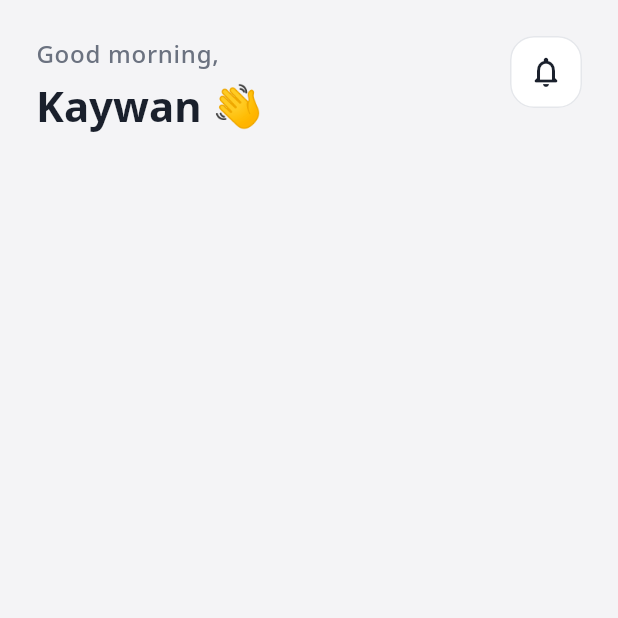
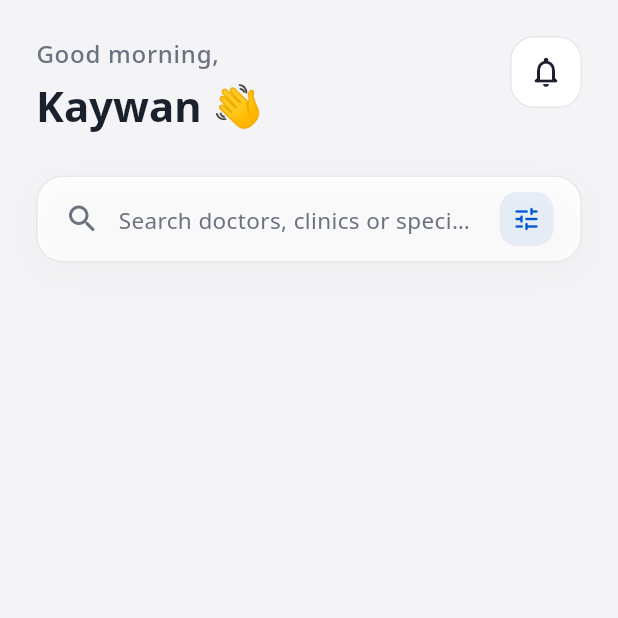
Before and after one commit to kaywansmustafa-web/Saxlem, a Flutter app: the HomePage screen opened directly, on a phone screen of 412 x 824 dp, the top half of it. Run offline on Flutter 3.47's test engine with Material 3 defaults, Android fonts, the phone set to English and light mode, and no system bars; our stand-ins replace google_fonts.

Commit message:
Add reusable dashboard search bar

```diff
--- a/mobile/lib/features/home/presentation/pages/home_page.dart
+++ b/mobile/lib/features/home/presentation/pages/home_page.dart
@@ -2,6 +2,7 @@ import 'package:flutter/material.dart';
 
 import '../../../../config/theme/app_colors.dart';
 import '../widgets/dashboard_header.dart';
+import '../widgets/dashboard_search_bar.dart';
 
 class HomePage extends StatelessWidget {
   const HomePage({super.key});
@@ -13,9 +14,19 @@ class HomePage extends StatelessWidget {
       body: SafeArea(
         child: Padding(
           padding: const EdgeInsets.fromLTRB(24, 24, 24, 32),
-          child: DashboardHeader(
-            userName: 'Kaywan',
-            onNotificationPressed: () {},
+          child: Column(
+            crossAxisAlignment: CrossAxisAlignment.start,
+            children: [
+              DashboardHeader(
+                userName: 'Kaywan',
+                onNotificationPressed: () {},
+              ),
+              const SizedBox(height: 28),
+              DashboardSearchBar(
+                onTap: () {},
+                onFilterPressed: () {},
+              ),
+            ],
           ),
         ),
       ),
--- /dev/null
+++ b/mobile/lib/features/home/presentation/widgets/dashboard_search_bar.dart
@@ -0,0 +1,82 @@
+import 'package:flutter/material.dart';
+
+import '../../../../config/theme/app_colors.dart';
+
+class DashboardSearchBar extends StatelessWidget {
+  const DashboardSearchBar({
+    this.onTap,
+    this.onFilterPressed,
+    super.key,
+  });
+
+  final VoidCallback? onTap;
+  final VoidCallback? onFilterPressed;
+
+  @override
+  Widget build(BuildContext context) {
+    return Material(
+      color: AppColors.white,
+      borderRadius: BorderRadius.circular(18),
+      child: InkWell(
+        onTap: onTap,
+        borderRadius: BorderRadius.circular(18),
+        child: Container(
+          height: 58,
+          padding: const EdgeInsets.symmetric(horizontal: 18),
+          decoration: BoxDecoration(
+            borderRadius: BorderRadius.circular(18),
+            border: Border.all(
+              color: AppColors.border,
+            ),
+            boxShadow: [
+              BoxShadow(
+                color: Colors.black.withValues(alpha: 0.025),
+                blurRadius: 18,
+                offset: const Offset(0, 6),
+              ),
+            ],
+          ),
+          child: Row(
+            children: [
+              const Icon(
+                Icons.search_rounded,
+                color: AppColors.textSecondary,
+                size: 24,
+              ),
+              const SizedBox(width: 12),
+              Expanded(
+                child: Text(
+                  'Search doctors, clinics or specialties',
+                  maxLines: 1,
+                  overflow: TextOverflow.ellipsis,
+                  style: Theme.of(context).textTheme.bodyMedium?.copyWith(
+                        fontSize: 15,
+                        color: AppColors.textSecondary,
+                      ),
+                ),
+              ),
+              const SizedBox(width: 12),
+              InkWell(
+                onTap: onFilterPressed,
+                borderRadius: BorderRadius.circular(12),
+                child: Container(
+                  width: 36,
+                  height: 36,
+                  decoration: BoxDecoration(
+                    color: AppColors.primary.withValues(alpha: 0.08),
+                    borderRadius: BorderRadius.circular(12),
+                  ),
+                  child: const Icon(
+                    Icons.tune_rounded,
+                    color: AppColors.primary,
+                    size: 20,
+                  ),
+                ),
+              ),
+            ],
+          ),
+        ),
+      ),
+    );
+  }
+}
```
